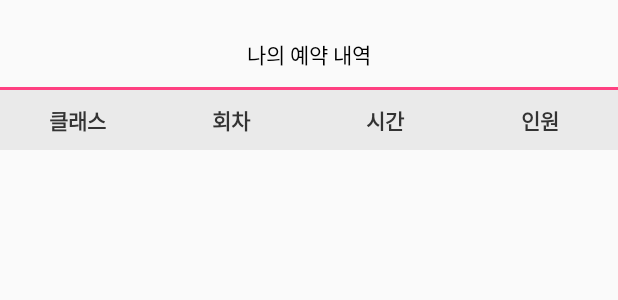
After one commit to karrel84/Daslim, an Android app: the layout item_reserve_title.xml on its own in the app's theme, with its tools: preview values and no code run, on a phone screen of 412 x 824 dp. The commit adds this screen. Shown: the top 300 px of the screen. Run offline under Robolectric (Android 15) with nearby library versions, the phone set to English and light mode, and no system bars.

Commit message:
나의 예약 내역

```diff
--- a/app/src/main/AndroidManifest.xml
+++ b/app/src/main/AndroidManifest.xml
@@ -27,9 +27,6 @@
             </intent-filter>
         </activity>
         <activity
-            android:name=".view.LoginActivity"
-            android:label="로그인" />
-        <activity
             android:name=".view.JoinActivity"
             android:label="회원가입"
             android:parentActivityName=".view.LoginActivity" />
--- a/app/src/main/java/kr/or/fowi/daslim/daslim/etc/DataManager.java
+++ b/app/src/main/java/kr/or/fowi/daslim/daslim/etc/DataManager.java
@@ -93,6 +93,10 @@ public class DataManager {
                 for (DataSnapshot snapshot : dataSnapshot.getChildren()) {
                     // 바다, 강, 들 이런 클래스 이름
                     List<ScheduleInfoItem> list = new ArrayList<>();
+
+                    // 내 예약 정보
+                    List<ReservationItem> myReservation = new ArrayList<>();
+
                     for (DataSnapshot indexItem : snapshot.getChildren()) {
                         // 1회, 2회, 3회
 
@@ -120,6 +124,8 @@ public class DataManager {
                             infoItem.addReservationInfo(nick, reservationItem);
 
                             reserveCount += reservationItem.people;
+
+                            // 나의 예약정보이면 따로저장한다
                         }
                         // 예약된 인원을 합산해서 넣는다.
                         infoItem.reserveCount = reserveCount;
--- a/app/src/main/java/kr/or/fowi/daslim/daslim/presenter/SchedulePresenter.java
+++ b/app/src/main/java/kr/or/fowi/daslim/daslim/presenter/SchedulePresenter.java
@@ -1,5 +1,6 @@
 package kr.or.fowi.daslim.daslim.presenter;
 
+import kr.or.fowi.daslim.daslim.model.ReservationItem;
 import kr.or.fowi.daslim.daslim.model.ScheduleInfo;
 import kr.or.fowi.daslim.daslim.model.ScheduleInfoItem;
 
@@ -17,5 +18,7 @@ public interface SchedulePresenter {
     interface View {
 
         void addInfoItem(ScheduleInfoItem item);
+
+        void addReserveItem(ReservationItem item);
     }
 }
--- a/app/src/main/java/kr/or/fowi/daslim/daslim/presenter/SchedulePresenterImpl.java
+++ b/app/src/main/java/kr/or/fowi/daslim/daslim/presenter/SchedulePresenterImpl.java
@@ -26,6 +26,12 @@ public class SchedulePresenterImpl implements SchedulePresenter {
         for (ScheduleInfoItem item : scheduleInfo.scheduleInfoItems) {
             view.addInfoItem(item);
         }
+
+        for (ScheduleInfoItem item : scheduleInfo.scheduleInfoItems) {
+            if(item.isReservationed()){
+                view.addReserveItem(item.getReservationInfo());
+            }
+        }
     }
 
     @Override
--- a/app/src/main/java/kr/or/fowi/daslim/daslim/view/MainActivity.java
+++ b/app/src/main/java/kr/or/fowi/daslim/daslim/view/MainActivity.java
@@ -41,7 +41,6 @@ public class MainActivity extends BaseActivity implements MainPresenter.View {
     protected void onLoadOnce() {
         super.onLoadOnce();
 
-        presenter.checkLogined();
         setupToolbar();
         setupViewPager();
     }
--- a/app/src/main/java/kr/or/fowi/daslim/daslim/view/ScheduleFragment.java
+++ b/app/src/main/java/kr/or/fowi/daslim/daslim/view/ScheduleFragment.java
@@ -12,6 +12,7 @@ import android.view.ViewGroup;
 
 import kr.or.fowi.daslim.daslim.R;
 import kr.or.fowi.daslim.daslim.databinding.FragmentScheduleBinding;
+import kr.or.fowi.daslim.daslim.model.ReservationItem;
 import kr.or.fowi.daslim.daslim.model.ScheduleInfo;
 import kr.or.fowi.daslim.daslim.model.ScheduleInfoItem;
 import kr.or.fowi.daslim.daslim.presenter.SchedulePresenter;
@@ -86,6 +87,11 @@ public class ScheduleFragment extends Fragment implements SchedulePresenter.View
         adapter.addItem(item);
     }
 
+    @Override
+    public void addReserveItem(ReservationItem item) {
+        adapter.addReserveItem(item);
+    }
+
     public String getTitle() {
         return presenter.getTitle();
     }
--- /dev/null
+++ b/app/src/main/res/layout/item_reserve_title.xml
@@ -0,0 +1,80 @@
+<?xml version="1.0" encoding="utf-8"?>
+<layout xmlns:android="http://schemas.android.com/apk/res/android"
+    xmlns:app="http://schemas.android.com/apk/res-auto">
+
+    <android.support.constraint.ConstraintLayout
+        android:layout_width="match_parent"
+        android:layout_height="100dp">
+
+        <TextView
+            android:id="@+id/myReservation"
+            android:layout_width="0dp"
+            android:layout_height="0dp"
+            android:gravity="center"
+            android:paddingTop="12dp"
+            android:text="나의 예약 내역"
+            android:textColor="#000"
+            android:textSize="14dp"
+            app:layout_constraintBottom_toTopOf="@+id/title"
+            app:layout_constraintLeft_toLeftOf="parent"
+            app:layout_constraintRight_toRightOf="parent"
+            app:layout_constraintTop_toTopOf="parent" />
+
+        <View
+            android:layout_width="0dp"
+            android:layout_height="2dp"
+            android:background="@color/colorAccent"
+            app:layout_constraintBottom_toBottomOf="@+id/myReservation"
+            app:layout_constraintLeft_toLeftOf="@+id/myReservation"
+            app:layout_constraintRight_toRightOf="@+id/myReservation" />
+
+        <LinearLayout
+            android:id="@+id/title"
+            android:layout_width="0dp"
+            android:layout_height="40dp"
+            android:background="#EAEAEA"
+            app:layout_constraintBottom_toBottomOf="parent"
+            app:layout_constraintLeft_toLeftOf="parent"
+            app:layout_constraintRight_toRightOf="parent">
+
+            <TextView
+                android:layout_width="0dp"
+                android:layout_height="match_parent"
+                android:layout_weight="1"
+                android:gravity="center"
+                android:text="클래스"
+                android:textColor="#333333"
+                android:textStyle="bold" />
+
+            <TextView
+                android:layout_width="0dp"
+                android:layout_height="match_parent"
+                android:layout_weight="1"
+                android:gravity="center"
+                android:text="회차"
+                android:textColor="#333333"
+                android:textStyle="bold" />
+
+            <TextView
+                android:layout_width="0dp"
+                android:layout_height="match_parent"
+                android:layout_weight="1"
+                android:gravity="center"
+                android:text="시간"
+                android:textColor="#333333"
+                android:textStyle="bold" />
+
+            <TextView
+                android:layout_width="0dp"
+                android:layout_height="match_parent"
+                android:layout_weight="1"
+                android:gravity="center"
+                android:text="인원"
+                android:textColor="#333333"
+                android:textStyle="bold" />
+
+        </LinearLayout>
+    </android.support.constraint.ConstraintLayout>
+
+
+</layout>
```
Also changed, not shown: app/src/main/java/kr/or/fowi/daslim/daslim/model/ScheduleInfoItem.java (+9 -0 lines), app/src/main/java/kr/or/fowi/daslim/daslim/view/LoginActivity.java (deleted, +0 -46 lines), app/src/main/java/kr/or/fowi/daslim/daslim/view/adapter/ScheduleListAdapter.java (+56 -10 lines), app/src/main/java/kr/or/fowi/daslim/daslim/view/adapter/viewholder/ReserveContentViewHolder.java (added, +34 -0 lines), app/src/main/java/kr/or/fowi/daslim/daslim/view/adapter/viewholder/ReserveTitleViewHolder.java (added, +15 -0 lines), app/src/main/res/layout/item_reservationed_schedule.xml (added, +62 -0 lines).
